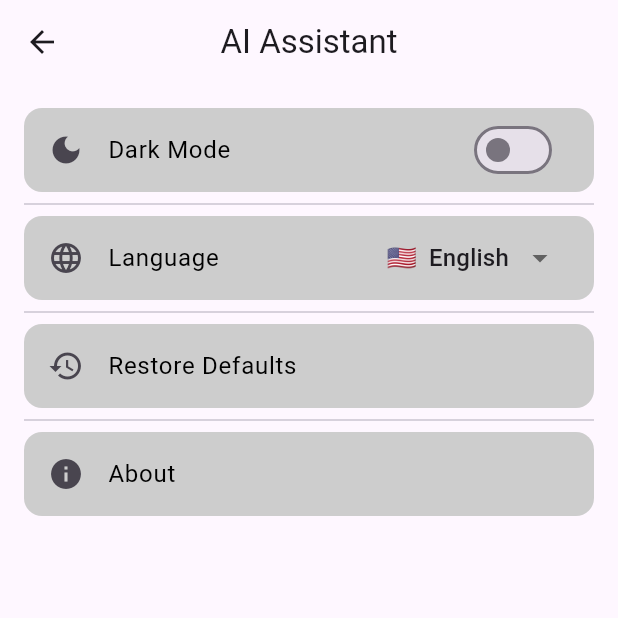
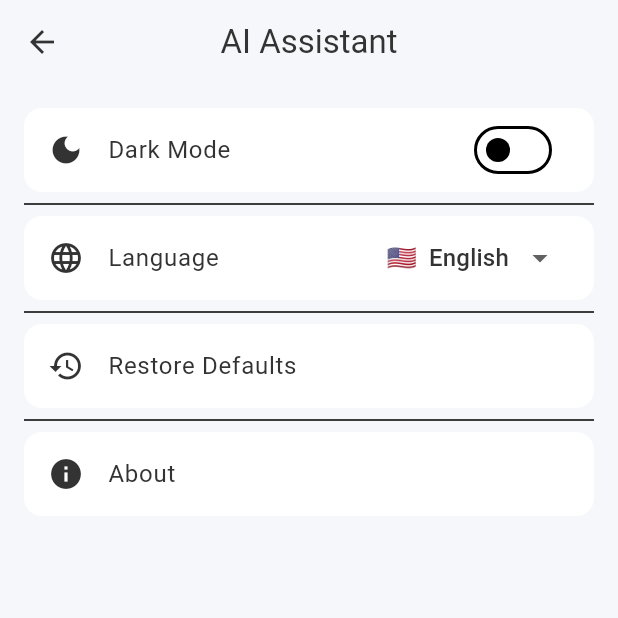
Before and after one commit to jecem-ben-slama/Ai_Partner, a Flutter app: the SettingsScreen screen opened directly, on a phone screen of 412 x 824 dp, the top half of it. Run offline on Flutter 3.47's test engine with Material 3 defaults, Android fonts, the phone set to English and light mode, and no system bars; our stand-ins replace equatable, flutter_bloc, image_picker, introduction_screen, rxdart, shared_preferences; missing offline and left inert: floating_navbar, google_mlkit_barcode_scanning, google_mlkit_text_recognition; accounts and stored records are empty.

Commit message:
updated color palette

```diff
--- a/lib/core/theme/app_colors.dart
+++ b/lib/core/theme/app_colors.dart
@@ -1,24 +1,23 @@
 import 'package:flutter/material.dart';
 
 class AppColors {
-  // Primary Brand Colors
-  static const Color primaryBlue = Color(0xFF1976D2); // Replace with actual hex
-  static const Color primary = Color(0xFF2196F3);
-  static const Color secondary = Color(0xFF03DAC6);
-
-  // Background / Surface Colors
-  static const Color backgroundLight = Color(0xFFF5F5F5);
-  static const Color backgroundDark = Color(0xFF121212);
-  static const Color surfaceDark = Color(0xFF1E1E1E);
-  static const Color surfaceLight = Color(0xFFCDCDCD);
-
-  // AI & Feedback Colors (Perfect for ML Kit results)
-  static const Color aiHighlight = Color(0xFFBB86FC); // Purple for "Smart" features
-  static const Color success = Color(0xFF4CAF50);    // For successful scans
-  static const Color error = Color(0xFFCF6679);      // For failed detections
-
-  // Neutral Colors
-  static const Color grey = Color(0xFF9E9E9E);
-  static const Color white = Colors.white;
-  static const Color black = Colors.black;
+  //* Dark Theme Colors
+  static const Color backgroundDark = Color(0xFF11141B);
+  static const Color primaryDark = Color.fromARGB(255, 252, 252, 252);
+  static const Color onPrimaryDark = Color(0xFF11141B);
+  static const Color secondaryDark = Color.fromARGB(255, 166, 223, 217);
+  static const Color onSecondaryDark = Color(0xFF81A1C1);
+  static const Color surfaceDark = Color(0xFF364156);
+  static const Color onSurfaceDark = Color(0xFFECEFF4);
+  //* Light Theme Colors
+  static const Color backgroundLight = Color(0xFFF5F7FA);
+  static const Color primaryLight = Color(0xFF235789);
+  static const Color onPrimaryLight = Color(0xFFFFFFFF);
+  static const Color secondaryLight = Color(0xFF03DAC6);
+  static const Color onSecondaryLight = Color(0xFF000000);
+  static const Color surfaceLight = Color(0xFFFFFFFF);
+  static const Color onSurfaceLight = Color(0xFF333333);
+  //* Basic Colors
+  static const Color error = Color(0xFFB00020);
+  static const Color success = Color(0xFF4CAF50);
 }
--- a/lib/l10n/app_ar.arb
+++ b/lib/l10n/app_ar.arb
@@ -7,6 +7,7 @@
   "helpLabel": "مساعدة",
   "aboutLabel": "حول",
   "settingsLabel": "الإعدادات",
+  "bookmarkLabel": "المفضلة",
   "resetTitle": "استعادة الإعدادات ",
   "resetWarning": "سيؤدي هذا إلى إعادة ضبط جميع تفضيلاتك.",
   "cancel": "إلغاء",
--- a/lib/l10n/app_en.arb
+++ b/lib/l10n/app_en.arb
@@ -6,6 +6,7 @@
   "homeLabel": "Home",
   "helpLabel": "Help",
   "aboutLabel": "About",
+  "bookmarkLabel":"Saved",
   "settingsLabel": "Settings",
   "resetTitle": "Restore Defaults",
   "resetWarning": "This will reset all your preferences.",
--- a/lib/l10n/app_fr.arb
+++ b/lib/l10n/app_fr.arb
@@ -6,6 +6,7 @@
   "homeLabel": "Accueil",
   "helpLabel": "Aide",
   "aboutLabel": "À Propos",
+  "bookmarkLabel": "Favoris",
   "settingsLabel": "Paramètres",
   "resetTitle": "Réinitialiser",
   "resetWarning": "Cela réinitialisera toutes vos préférences.",
--- a/lib/l10n/app_localizations.dart
+++ b/lib/l10n/app_localizations.dart
@@ -139,6 +139,12 @@ abstract class AppLocalizations {
   /// **'About'**
   String get aboutLabel;
 
+  /// No description provided for @bookmarkLabel.
+  ///
+  /// In en, this message translates to:
+  /// **'Saved'**
+  String get bookmarkLabel;
+
   /// No description provided for @settingsLabel.
   ///
   /// In en, this message translates to:
--- a/lib/l10n/app_localizations_ar.dart
+++ b/lib/l10n/app_localizations_ar.dart
@@ -30,6 +30,9 @@ class AppLocalizationsAr extends AppLocalizations {
   String get aboutLabel => 'حول';
 
   @override
+  String get bookmarkLabel => 'المفضلة';
+
+  @override
   String get settingsLabel => 'الإعدادات';
 
   @override
--- a/lib/l10n/app_localizations_en.dart
+++ b/lib/l10n/app_localizations_en.dart
@@ -30,6 +30,9 @@ class AppLocalizationsEn extends AppLocalizations {
   String get aboutLabel => 'About';
 
   @override
+  String get bookmarkLabel => 'Saved';
+
+  @override
   String get settingsLabel => 'Settings';
 
   @override
--- a/lib/l10n/app_localizations_fr.dart
+++ b/lib/l10n/app_localizations_fr.dart
@@ -30,6 +30,9 @@ class AppLocalizationsFr extends AppLocalizations {
   String get aboutLabel => 'À Propos';
 
   @override
+  String get bookmarkLabel => 'Favoris';
+
+  @override
   String get settingsLabel => 'Paramètres';
 
   @override
--- a/lib/logic/text/text_state.dart
+++ b/lib/logic/text/text_state.dart
@@ -1,3 +1,5 @@
+import 'package:ai_partner/data/models/barcode_model.dart';
+
 abstract class TextState {}
 
 class TextInitial extends TextState {}
@@ -5,11 +7,13 @@ class TextInitial extends TextState {}
 class TextLoading extends TextState {}
 
 class TextSuccess extends TextState {
-  final String text;
-  TextSuccess(this.text);
+  final String? recognizedText;
+  final List<BarcodeModel> barcodes; // Using the model we created
+
+  TextSuccess({this.recognizedText, this.barcodes = const []});
 }
 
 class TextError extends TextState {
-  final String error;
-  TextError(this.error);
+  final String message;
+  TextError(this.message);
 }
--- a/lib/presentation/widgets/language_selector_tile.dart
+++ b/lib/presentation/widgets/language_selector_tile.dart
@@ -2,7 +2,6 @@ import 'package:ai_partner/data/models/language_model.dart';
 import 'package:flutter/material.dart';
 import 'package:flutter_bloc/flutter_bloc.dart';
 import '../../logic/settings/settings_cubit.dart';
-import '../../core/theme/app_colors.dart';
 
 class LanguageSelectorTile extends StatelessWidget {
   final String title;
@@ -19,16 +18,10 @@ class LanguageSelectorTile extends StatelessWidget {
     return ListTile(
       shape: RoundedRectangleBorder(borderRadius: BorderRadius.circular(12)),
       leading: const Icon(Icons.language_outlined),
-      tileColor: Theme.of(context).brightness == Brightness.light
-          ? AppColors.surfaceLight
-          : AppColors.surfaceDark,
+      tileColor: Theme.of(context).colorScheme.surface,
       title: Text(
         title,
-        style: TextStyle(
-          color: Theme.of(context).brightness == Brightness.light
-              ? AppColors.black
-              : AppColors.white,
-        ),
+        style: TextStyle(color: Theme.of(context).colorScheme.onSurface),
       ),
       trailing: DropdownButtonHideUnderline(
         child: DropdownButton<String>(
--- a/lib/presentation/widgets/settings_switch_widget.dart
+++ b/lib/presentation/widgets/settings_switch_widget.dart
@@ -1,4 +1,3 @@
-import 'package:ai_partner/core/theme/app_colors.dart';
 import 'package:flutter/material.dart';
 
 class SettingsSwitchWidget extends StatefulWidget {
@@ -25,8 +24,11 @@ class _SettingsSwitchWidgetState extends State<SettingsSwitchWidget> {
     return ListTile(
       shape: RoundedRectangleBorder(borderRadius: BorderRadius.circular(12)),
       leading: Icon(widget.icon),
-      tileColor: AppColors.surfaceLight,
-      title: Text(widget.title, style: TextStyle(color: AppColors.black)),
+      tileColor: Theme.of(context).colorScheme.surface,
+      title: Text(
+        widget.title,
+        style: TextStyle(color: Theme.of(context).colorScheme.onSurface),
+      ),
       trailing: widget.trailing,
       onTap: widget.onTap,
     );
--- a/pubspec.yaml
+++ b/pubspec.yaml
@@ -43,6 +43,8 @@ dependencies:
   shared_preferences: ^2.5.4
   floating_navbar: ^3.0.0
   google_mlkit_text_recognition: ^0.15.1
+  google_mlkit_barcode_scanning: ^0.14.2
+  url_launcher: ^6.3.2
   image_picker: ^1.2.1
 
 dev_dependencies:
```
Also changed, not shown: lib/data/models/barcode_model.dart (added, +39 -0 lines), lib/logic/ml/barcode_scanner_service.dart (added, +27 -0 lines), lib/logic/ml/text_recognaizer_service.dart (+31 -20 lines), lib/logic/text/text_cubit.dart (+17 -5 lines), lib/main.dart (+26 -12 lines), lib/presentation/screens/navbar_screen.dart (+5 -5 lines), lib/presentation/screens/text_recognition_screen.dart (+148 -16 lines), pubspec.lock, 5 other files.
